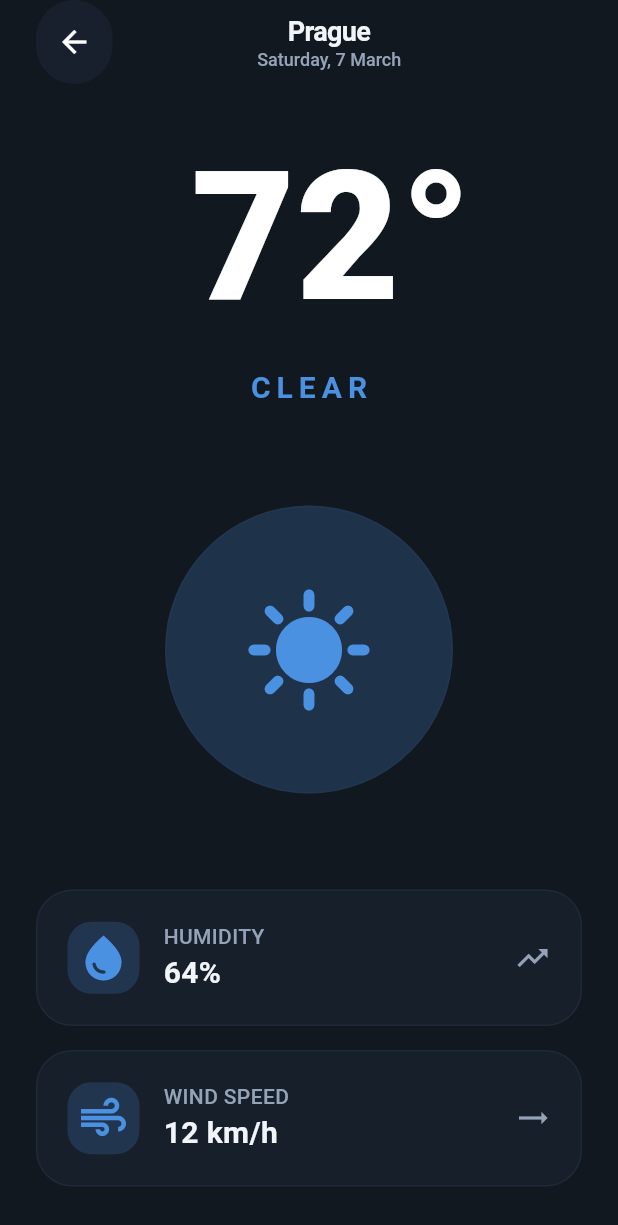
After one commit to Chewbacca-14/tianqi_forecast, a Flutter app: the HomeScreen screen opened directly, after a tap on "CURRENT LOCATION", on a phone screen of 412 x 824 dp. The commit adds this screen. Shown: the top 1225 px of the screen. Run offline on Flutter 3.47's test engine with Material 3 defaults, Android fonts, the phone set to English and light mode, and no system bars.

Commit message:
weather screen

```diff
--- a/lib/core/ui/screens/home_screen.dart
+++ b/lib/core/ui/screens/home_screen.dart
@@ -1,7 +1,10 @@
 import 'package:flutter/material.dart';
+import 'package:flutter/rendering.dart';
+import 'package:tianqi_forecast/core/ui/screens/weather_screen.dart';
 import 'package:tianqi_forecast/core/ui/widgets/custom_bottom_navigation_bar.dart';
 import 'package:tianqi_forecast/core/ui/widgets/custom_text_field.dart';
-import 'package:tianqi_forecast/core/ui/widgets/weather_card.dart';
+import 'package:tianqi_forecast/core/ui/widgets/weather/weather_card.dart';
+import 'package:tianqi_forecast/models/weather.dart';
 
 class HomeScreen extends StatefulWidget {
   const HomeScreen({super.key});
@@ -12,6 +15,7 @@ class HomeScreen extends StatefulWidget {
 
 class _HomeScreenState extends State<HomeScreen> {
   final searchController = TextEditingController();
+
 
   @override
   Widget build(BuildContext context) {
@@ -51,6 +55,14 @@ class _HomeScreenState extends State<HomeScreen> {
               height: 24,
             ),
             WeatherCard(
+              onTap: () {
+                Navigator.push(context, MaterialPageRoute(builder: (context) =>
+                    WeatherScreen(city: "Prague",
+                        temperature: 72,
+                        weatherAnnotation: "Clear",
+                        weatherIcon: Icons.sunny,
+                    )));
+              },
               city: "Prague",
               weatherAnnotation: "Clear",
               weatherIcon: Icon(
--- /dev/null
+++ b/lib/core/ui/screens/weather_screen.dart
@@ -0,0 +1,132 @@
+import 'package:flutter/material.dart';
+import 'package:intl/intl.dart';
+import 'package:tianqi_forecast/core/ui/widgets/weather/weather_annotations.dart';
+
+
+class WeatherScreen extends StatelessWidget {
+  final String city;
+  final int temperature;
+  final String weatherAnnotation;
+  final IconData weatherIcon;
+
+  const WeatherScreen({
+    super.key,
+    required this.city,
+    required this.temperature,
+    required this.weatherAnnotation,
+    required this.weatherIcon,
+  });
+
+  @override
+  Widget build(BuildContext context) {
+    return Scaffold(
+      backgroundColor: Color(0xFF121820),
+      appBar: AppBar(
+        backgroundColor: Color(0xFF121820),
+        centerTitle: true,
+        leadingWidth: 75,
+        leading: Padding(
+          padding: const EdgeInsets.only(left: 24),
+          child: Container(
+            width: 20,
+            height: 20,
+            decoration: BoxDecoration(
+              borderRadius: BorderRadius.circular(100),
+              color: Color(0xFF1E293B).withAlpha(127),
+            ),
+            child: IconButton(
+              onPressed: (){Navigator.pop(context);},
+              icon: Icon(Icons.arrow_back,),
+              color: Color(0xFFFFFFFF),
+            ),
+          ),
+        ),
+        title: Center(
+          child: Column(
+            children: [
+              Text(
+                city,
+                style: TextStyle(
+                  color: Color(0xFFF1F5F9),
+                  fontSize: 18,
+                  fontWeight: FontWeight.w700,
+                  letterSpacing: -0.45,
+                ),
+              ),
+              Text(
+                DateFormat('EEEE, d MMMM').format(DateTime.now()).toString(),
+                style: TextStyle(
+                  color: Color(0xFF94A3B8),
+                  fontWeight: FontWeight.w500,
+                  fontSize: 12,
+                ),
+              ),
+            ],
+          ),
+        ),
+        actions: [SizedBox(width: 48,)],
+      ),
+      body: Padding(
+        padding: const EdgeInsets.symmetric(vertical: 16, horizontal: 24),
+        child: Center(
+          child: Column(
+            children: [
+              Text(
+                " $temperature°",
+                style: TextStyle(
+                  color: Color(0xFFFFFFFF),
+                  fontWeight: FontWeight.w800,
+                  fontSize: 120,
+                ),
+              ),
+              Text(
+                weatherAnnotation.toUpperCase(),
+                style: TextStyle(
+                  letterSpacing: 4,
+                  color: Color(0xFF4B91E2),
+                  fontWeight: FontWeight.w700,
+                  fontSize: 20,
+                ),
+              ),
+              SizedBox(
+                height: 64,
+              ),
+              Container(
+                height: 192,
+                width: 192,
+                decoration: BoxDecoration(
+                  borderRadius: BorderRadius.circular(100),
+                  color: Color(0xFF4B91E2).withAlpha(55),
+                  border: Border.all(
+                    color: Color(0xFF4B91E2).withAlpha(13),
+                  ),
+                ),
+                child: Icon(
+                  weatherIcon,
+                  size: 88,
+                  color: Color(0xFF4B91E2),
+                ),
+              ),
+              SizedBox(
+                height: 64,
+              ),
+              WeatherAnnotations(
+                name: "HUMIDITY",
+                value: '64%',
+                icon: Icons.water_drop,
+                trend: Icons.trending_up,
+              ),
+              SizedBox(height: 16,),
+              WeatherAnnotations(
+                name: "WIND SPEED",
+                value: '12 km/h',
+                icon: Icons.air,
+                trend: Icons.trending_flat,
+              ),
+            ],
+          ),
+        ),
+      ),
+    );
+  }
+}
--- /dev/null
+++ b/lib/core/ui/widgets/weather/weather_annotations.dart
@@ -0,0 +1,78 @@
+import 'package:flutter/material.dart';
+
+class WeatherAnnotations extends StatelessWidget {
+  final String name;
+  final IconData icon;
+  final String value;
+  final IconData trend;
+
+  const WeatherAnnotations({
+    super.key,
+    required this.name,
+    required this.icon,
+    required this.value,
+    required this.trend,
+  });
+
+  @override
+  Widget build(BuildContext context) {
+    return Container(
+      decoration: BoxDecoration(
+        color: Color(0xFF1E293B).withAlpha(100),
+        borderRadius: BorderRadius.circular(24),
+        border: Border.all(color: Color(0xFF334155).withAlpha(75)),
+      ),
+      height: 91,
+      width: double.infinity,
+      child: Padding(
+        padding: const EdgeInsets.all(20),
+        child: Row(
+          children: [
+            Container(
+              height: 48,
+              width: 48,
+              decoration: BoxDecoration(
+                color: Color(0xFF4B91E2).withAlpha(50),
+                borderRadius: BorderRadius.circular(16),
+              ),
+              child: Icon(
+                icon,
+                color: Color(0xFF4B91E2),
+                size: 36,
+              ),
+            ),
+            SizedBox(
+              width: 16,
+            ),
+            Column(
+              crossAxisAlignment: CrossAxisAlignment.start,
+              children: [
+                Text(
+                  name.toUpperCase(),
+                  style: TextStyle(
+                    color: Color(0xFF94A3B8),
+                    fontSize: 14,
+                    fontWeight: FontWeight.w500,
+                  ),
+                ),
+                Text(
+                  value,
+                  style: TextStyle(
+                    color: Color(0xFFF1F5F9),
+                    fontSize: 20,
+                    fontWeight: FontWeight.w700,
+                  ),
+                ),
+              ],
+            ),
+            Spacer(),
+            Icon(
+              trend,
+              color: Color(0xFF94A3B8),
+            ),
+          ],
+        ),
+      ),
+    );
+  }
+}
--- /dev/null
+++ b/lib/core/ui/widgets/weather/weather_card.dart
@@ -0,0 +1,94 @@
+import 'package:flutter/material.dart';
+
+class WeatherCard extends StatefulWidget {
+  final String city;
+  final String weatherAnnotation;
+  final Widget weatherIcon;
+  final int temperature;
+  final void Function()? onTap;
+
+  const WeatherCard({
+    super.key,
+    required this.city,
+    required this.weatherIcon,
+    required this.weatherAnnotation,
+    required this.temperature,
+    this.onTap,
+  });
+
+  @override
+  State<WeatherCard> createState() => _WeatherCardState();
+}
+
+class _WeatherCardState extends State<WeatherCard> {
+  @override
+  Widget build(BuildContext context) {
+    return GestureDetector(
+      onTap: widget.onTap,
+      child: Container(
+        decoration: BoxDecoration(
+          borderRadius: BorderRadius.circular(24),
+          color: Color(0xFF1E293B).withAlpha(100),
+          border: BoxBorder.all(color: Color(0xFF334155).withAlpha(127)),
+        ),
+        child: Padding(
+          padding: const EdgeInsets.symmetric(horizontal: 20),
+          child: Row(
+            mainAxisAlignment: MainAxisAlignment.spaceBetween,
+            children: [
+              Column(
+                crossAxisAlignment: CrossAxisAlignment.start,
+                children: [
+                  SizedBox(
+                    height: 20,
+                  ),
+                  Text(
+                    "Current location".toUpperCase(),
+                    style: TextStyle(
+                      color: Color(0xFF4B91E2),
+                      fontSize: 12,
+                      fontWeight: FontWeight.w600,
+                    ),
+                  ),
+                  SizedBox(height: 4),
+                  Text(
+                    widget.city,
+                    style: TextStyle(
+                      color: Color(0xFFF1F5F9),
+                      fontSize: 20,
+                      fontWeight: FontWeight.w700,
+                    ),
+                  ),
+                  Row(
+                    children: [
+                      widget.weatherIcon,
+                      Text(
+                        widget.weatherAnnotation,
+                        style: TextStyle(
+                          color: Color(0xFF94A3B8),
+                          fontWeight: FontWeight.w400,
+                          fontSize: 14,
+                        ),
+                      ),
+                    ],
+                  ),
+                  SizedBox(
+                    height: 20,
+                  ),
+                ],
+              ),
+              Text(
+                "${widget.temperature} °",
+                style: TextStyle(
+                  color: Color(0xFFF1F5F9),
+                  fontSize: 48,
+                  fontWeight: FontWeight.w300,
+                ),
+              ),
+            ],
+          ),
+        ),
+      ),
+    );
+  }
+}
--- a/pubspec.yaml
+++ b/pubspec.yaml
@@ -9,6 +9,7 @@ environment:
 dependencies:
   flutter:
     sdk: flutter
+  intl: ^0.19.0
 
 dev_dependencies:
   flutter_test:
```
Also changed, not shown: lib/core/ui/widgets/weather_card.dart (deleted, +0 -89 lines), lib/models/weather.dart (added, +86 -0 lines), pubspec.lock.
